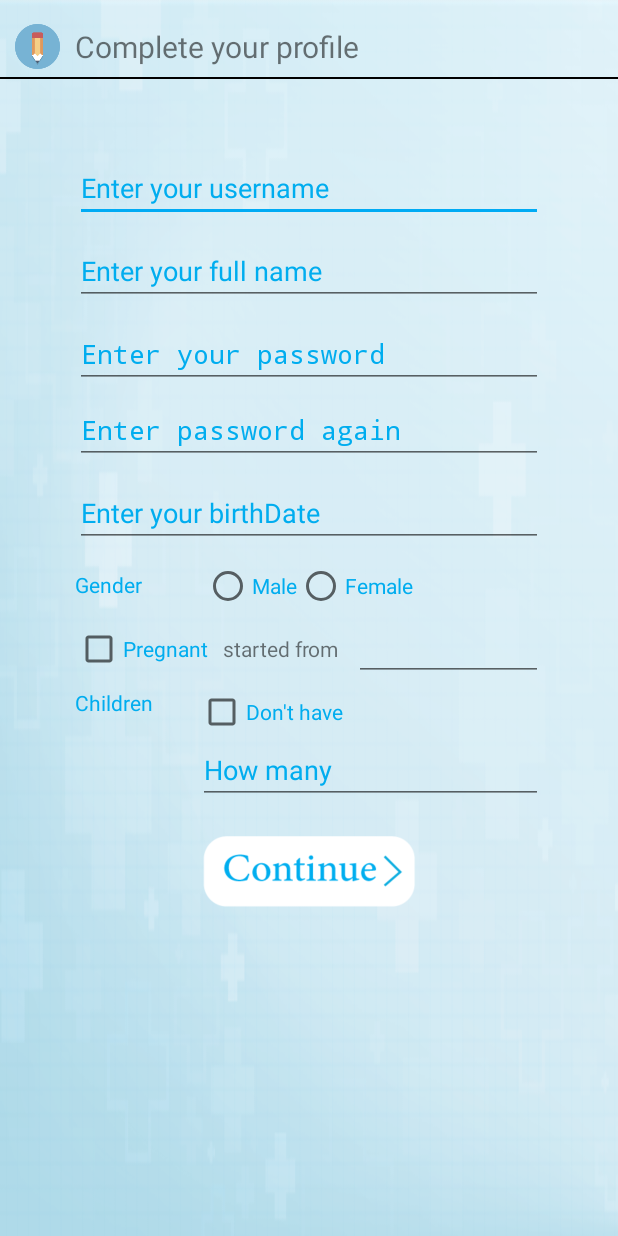
After one commit to AhmedNader65/PharmaMeter, an Android app: the Signup screen opened directly, with no data from a screen before it, on a phone screen of 412 x 824 dp. The commit adds this screen. Run offline under Robolectric (Android 15) with nearby library versions, the phone set to English and light mode, and no system bars.

Commit message:
add sign up activity Design

```diff
--- a/app/src/main/AndroidManifest.xml
+++ b/app/src/main/AndroidManifest.xml
@@ -15,13 +15,18 @@
             android:value="@string/facebook_app_id" />
 
         <activity android:name=".MainActivity">
+
             <intent-filter>
                 <action android:name="android.intent.action.MAIN" />
 
                 <category android:name="android.intent.category.LAUNCHER" />
             </intent-filter>
         </activity>
-        <activity android:name=".Login" android:theme="@android:style/Theme.NoTitleBar">
+        <activity
+            android:name=".Login"
+            android:theme="@android:style/Theme.NoTitleBar"></activity>
+        <activity android:name=".Signup">
+
 
         </activity>
     </application>
--- /dev/null
+++ b/app/src/main/java/com/businessmonk/pharmameter/Signup.java
@@ -0,0 +1,13 @@
+package com.businessmonk.pharmameter;
+
+import android.app.Activity;
+import android.os.Bundle;
+
+public class Signup extends Activity {
+
+    @Override
+    protected void onCreate(Bundle savedInstanceState) {
+        super.onCreate(savedInstanceState);
+        setContentView(R.layout.activity_signup);
+    }
+}
--- /dev/null
+++ b/app/src/main/res/layout/activity_signup.xml
@@ -0,0 +1,226 @@
+<?xml version="1.0" encoding="utf-8"?>
+<ScrollView xmlns:android="http://schemas.android.com/apk/res/android"
+    xmlns:tools="http://schemas.android.com/tools"
+    android:layout_width="match_parent"
+    android:layout_height="match_parent"
+    android:background="@drawable/login_background"
+    android:fillViewport="true"
+    tools:context="com.businessmonk.pharmameter.Signup">
+
+    <RelativeLayout
+        android:layout_width="match_parent"
+        android:layout_height="match_parent"
+        android:paddingBottom="@dimen/activity_vertical_margin"
+        android:paddingTop="@dimen/activity_vertical_margin">
+
+        <LinearLayout
+            android:id="@+id/header"
+            android:layout_width="match_parent"
+            android:layout_height="30dp"
+            android:layout_alignParentLeft="true"
+            android:layout_marginLeft="10dp">
+
+            <ImageView
+                android:layout_width="30dp"
+                android:layout_height="30dp"
+                android:src="@drawable/complete_icon" />
+
+            <TextView
+                android:layout_width="wrap_content"
+                android:layout_height="wrap_content"
+                android:layout_gravity="center_vertical"
+                android:layout_marginLeft="10dp"
+                android:text="Complete your profile "
+                android:textSize="20dp" />
+            >
+        </LinearLayout>
+
+        <View
+            android:id="@+id/sep"
+            android:layout_width="match_parent"
+            android:layout_height="1dp"
+            android:layout_below="@+id/header"
+            android:layout_marginTop="5dp"
+            android:background="#000" />
+
+
+        <EditText
+            android:layout_marginTop="50dp"
+            android:textColorHint="@color/logoColor"
+            android:layout_marginLeft="50dp"
+            android:layout_marginRight="50dp"
+            android:singleLine="true"
+            android:id="@+id/username_edit"
+            android:layout_width="match_parent"
+            android:layout_height="wrap_content"
+            android:layout_below="@+id/sep"
+            android:ems="10"
+            android:hint="Enter your username" />
+
+        <EditText
+            android:singleLine="true"
+            android:layout_marginTop="10dp"
+
+            android:layout_marginRight="50dp"
+            android:textColorHint="@color/logoColor"
+            android:id="@+id/fullName_edit"
+            android:layout_width="match_parent"
+            android:layout_height="wrap_content"
+            android:layout_alignLeft="@+id/username_edit"
+            android:layout_below="@+id/username_edit"
+            android:ems="10"
+            android:hint="Enter your full name" />
+
+        <EditText
+            android:singleLine="true"
+            android:inputType="textPassword"
+            android:layout_marginTop="10dp"
+            android:layout_marginRight="50dp"
+            android:textColorHint="@color/logoColor"
+            android:id="@+id/password_edit"
+            android:layout_width="match_parent"
+            android:layout_height="wrap_content"
+            android:layout_alignLeft="@+id/username_edit"
+            android:layout_below="@+id/fullName_edit"
+            android:ems="10"
+            android:hint="Enter your password" />
+
+        <EditText
+            android:layout_marginRight="50dp"
+
+            android:singleLine="true"
+            android:inputType="textPassword"
+            android:textColorHint="@color/logoColor"
+            android:id="@+id/passwordConfirm_edit"
+            android:layout_width="match_parent"
+            android:layout_height="wrap_content"
+            android:layout_alignLeft="@+id/password_edit"
+            android:layout_alignStart="@+id/password_edit"
+            android:layout_below="@+id/password_edit"
+            android:layout_marginTop="5dp"
+            android:ems="10"
+            android:hint="Enter password again" />
+
+
+        <EditText
+            android:layout_marginTop="10dp"
+            android:layout_marginRight="50dp"
+            android:textColorHint="@color/logoColor"
+            android:fontFamily=""
+            android:id="@+id/birthDate_edit"
+            android:layout_width="match_parent"
+            android:layout_height="wrap_content"
+            android:layout_alignLeft="@+id/username_edit"
+            android:layout_below="@+id/passwordConfirm_edit"
+            android:ems="10"
+            android:singleLine="true"
+            android:hint="Enter your birthDate" />
+        <TextView
+            android:layout_marginTop="15dp"
+            android:layout_marginLeft="50dp"
+            android:id="@+id/Gender"
+            android:textColor="@color/logoColor"
+            android:layout_width="wrap_content"
+            android:layout_height="wrap_content"
+            android:layout_below="@+id/birthDate_edit"
+            android:layout_marginRight="30dp"
+            android:layout_alignBottom="@+id/Gender_group"
+            android:text="Gender" />
+
+        <RadioGroup
+            android:layout_marginTop="10dp"
+            android:id="@+id/Gender_group"
+            android:layout_width="wrap_content"
+            android:layout_height="wrap_content"
+            android:layout_below="@id/birthDate_edit"
+            android:layout_centerHorizontal="true"
+            android:ems="10"
+            android:orientation="horizontal">
+
+            <RadioButton
+                android:textColor="@color/logoColor"
+                android:layout_width="wrap_content"
+                android:layout_height="wrap_content"
+                android:text="@string/male" />
+
+            <RadioButton
+                android:textColor="@color/logoColor"
+                android:layout_width="wrap_content"
+                android:layout_height="wrap_content"
+                android:text="@string/female" />
+        </RadioGroup>
+
+        <CheckBox
+            android:layout_marginTop="10dp"
+            android:textColor="@color/logoColor"
+            android:id="@+id/pregnant"
+            android:layout_width="wrap_content"
+            android:layout_height="wrap_content"
+            android:layout_alignLeft="@+id/passwordConfirm_edit"
+            android:layout_alignStart="@+id/passwordConfirm_edit"
+            android:layout_below="@+id/Gender_group"
+            android:text="Pregnant" />
+
+        <TextView
+            android:id="@+id/start"
+            android:layout_width="wrap_content"
+            android:layout_height="wrap_content"
+            android:layout_alignBaseline="@+id/pregnant"
+            android:layout_marginLeft="10dp"
+            android:layout_toRightOf="@+id/pregnant"
+            android:text="started from" />
+
+        <EditText
+            android:layout_marginRight="50dp"
+            android:id="@+id/pregnant_date"
+            android:layout_width="match_parent"
+            android:layout_height="wrap_content"
+            android:layout_alignBaseline="@+id/start"
+            android:layout_marginLeft="10dp"
+            android:layout_toRightOf="@+id/start"
+            android:singleLine="true"
+
+            android:ems="3" />
+
+        <TextView
+            android:textColor="@color/logoColor"
+
+            android:layout_marginLeft="50dp"
+            android:id="@+id/Children"
+            android:layout_width="wrap_content"
+            android:layout_height="wrap_content"
+            android:layout_below="@+id/pregnant"
+            android:layout_marginRight="30dp"
+            android:layout_marginTop="10dp"
+            android:text="Children" />
+        <CheckBox
+            android:textColor="@color/logoColor"
+            android:id="@+id/don"
+            android:layout_width="wrap_content"
+            android:layout_height="wrap_content"
+            android:layout_alignTop="@+id/Children"
+            android:layout_below="@+id/pregnant_date"
+            android:layout_toRightOf="@+id/Children"
+            android:ems="10"
+            android:text="Don't have" />
+        <EditText
+            android:layout_marginRight="50dp"
+            android:singleLine="true"
+            android:textColorHint="@color/logoColor"
+            android:id="@+id/children_num"
+            android:layout_width="match_parent"
+            android:layout_height="wrap_content"
+            android:layout_alignLeft="@+id/don"
+            android:layout_below="@+id/don"
+            android:hint="@string/type_number_of_them" />
+
+        <Button
+            android:layout_width="150dp"
+            android:layout_height="50dp"
+            android:layout_below="@+id/children_num"
+            android:layout_centerHorizontal="true"
+            android:layout_marginTop="20dp"
+            android:background="@drawable/confirm_button"
+            android:textColor="#000" />
+    </RelativeLayout>
+</ScrollView>
--- a/app/src/main/res/values/colors.xml
+++ b/app/src/main/res/values/colors.xml
@@ -2,6 +2,6 @@
 <resources>
     <color name="colorPrimary">#3F51B5</color>
     <color name="colorPrimaryDark">#0077a4</color>
-    <color name="colorAccent">#ffe100</color>
+    <color name="colorAccent">#00abf4</color>
     <color name="logoColor">#00adef</color>
 </resources>
--- a/app/src/main/res/values/strings.xml
+++ b/app/src/main/res/values/strings.xml
@@ -4,4 +4,9 @@
     <string name="password">Password</string>
     <string name="facebook_app_id">1071437242902066</string>
     <string name="create_new_account">Create a new account</string>
+    <string name="name">Name</string>
+    <string name="male">Male</string>
+    <string name="female">Female</string>
+    <string name="type_number_of_them">How many</string>
+    <string name="confirm">Confirm</string>
 </resources>
```
Also changed, not shown: app/src/main/res/drawable/complete_icon.png (added), app/src/main/res/drawable/confirm_button.png (added), 2 other files.
